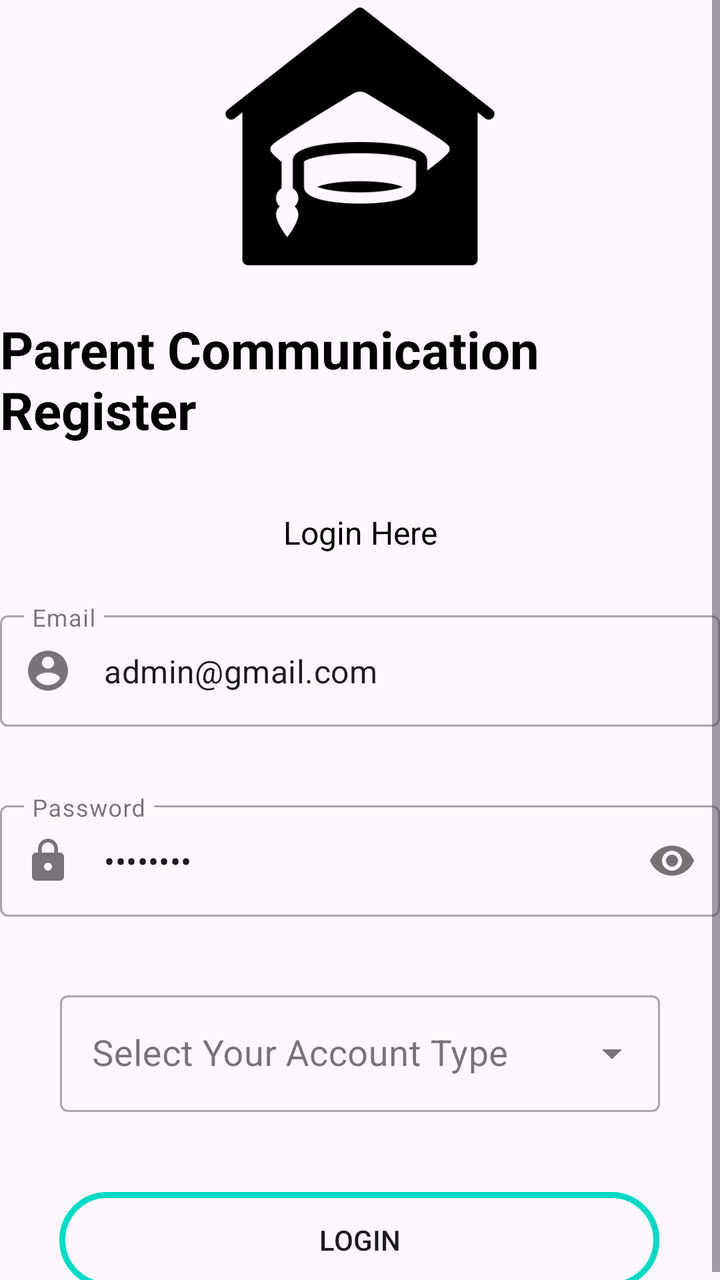
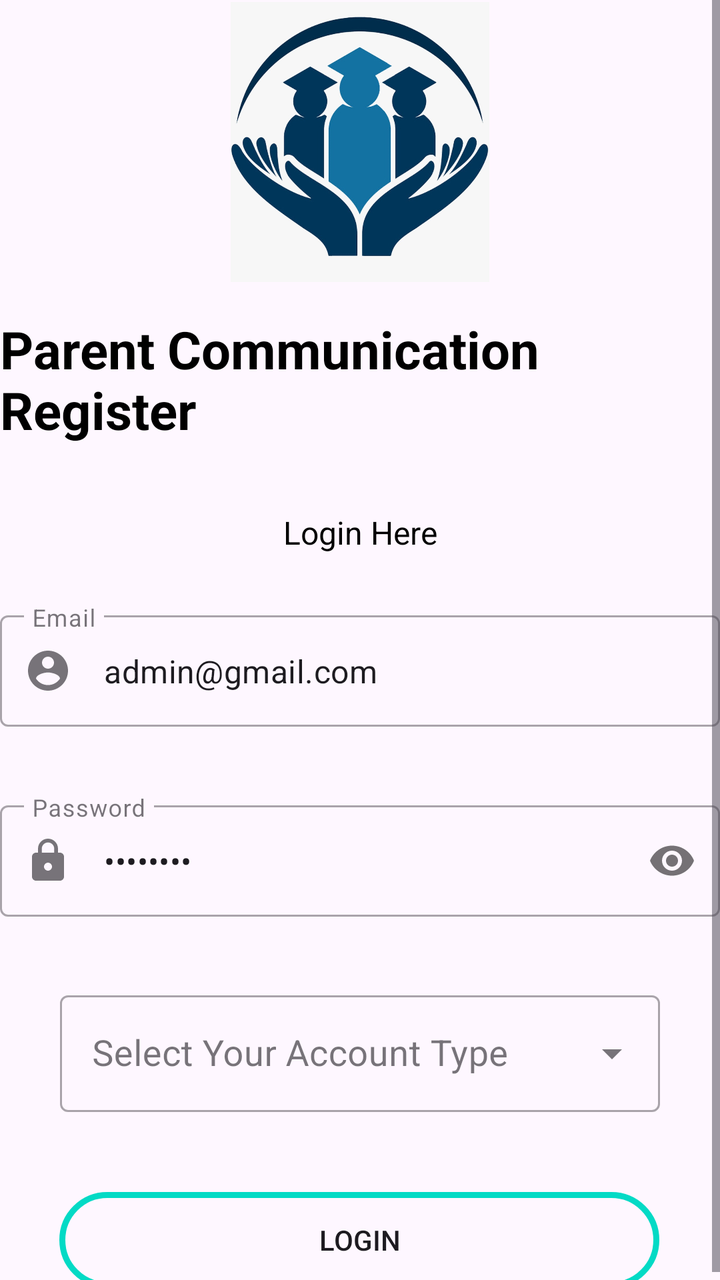

An Android layout rendered at two revisions. The XML below is the earlier revision; the diff shows what the commit changed to produce the second picture.
<!-- AndroidManifest.xml: application theme Theme.PCR -->
<!-- res/layout/activity_login_activity.xml -->
<?xml version="1.0" encoding="utf-8"?>
<ScrollView xmlns:android="http://schemas.android.com/apk/res/android"
    android:layout_width="match_parent"
    android:layout_height="match_parent">

    <androidx.constraintlayout.widget.ConstraintLayout xmlns:android="http://schemas.android.com/apk/res/android"
        xmlns:app="http://schemas.android.com/apk/res-auto"
        xmlns:tools="http://schemas.android.com/tools"
        android:layout_width="match_parent"
        android:layout_height="match_parent"
        android:gravity="center"
        tools:context=".Login_activity">

        <ImageView
            android:id="@+id/imageView2"
            android:layout_width="match_parent"
            android:layout_height="140dp"
            android:layout_alignParentTop="true"
            android:src="@drawable/studentcenter"
            app:layout_constraintBottom_toBottomOf="parent"
            app:layout_constraintEnd_toEndOf="parent"
            app:layout_constraintHorizontal_bias="0.0"
            app:layout_constraintStart_toStartOf="parent"
            app:layout_constraintTop_toTopOf="parent"
            app:layout_constraintVertical_bias="0.002" />

        <TextView
            android:id="@+id/title"
            android:layout_width="wrap_content"
            android:layout_height="wrap_content"
            android:layout_below="@+id/imageView2"
            android:layout_marginTop="16dp"
            android:text="@string/title_home"
            android:textColor="@color/black"
            android:textSize="26dp"
            android:textStyle="bold"
            app:layout_constraintBottom_toBottomOf="parent"
            app:layout_constraintEnd_toEndOf="parent"
            app:layout_constraintStart_toStartOf="parent"
            app:layout_constraintTop_toBottomOf="@+id/imageView2"
            app:layout_constraintVertical_bias="0.0" />

        <TextView
            android:id="@+id/title2"
            android:layout_width="wrap_content"
            android:layout_height="wrap_content"
            android:layout_below="@+id/imageView2"
            android:layout_marginTop="33dp"
            android:text="Login Here"
            android:textColor="@color/black"
            android:textSize="16dp"
            app:layout_constraintBottom_toBottomOf="parent"
            app:layout_constraintEnd_toEndOf="parent"
            app:layout_constraintStart_toStartOf="parent"
            app:layout_constraintTop_toBottomOf="@+id/title"
            app:layout_constraintVertical_bias="0.0" />

        <com.google.android.material.textfield.TextInputLayout
            android:id="@+id/email_l"
            style="@style/Widget.MaterialComponents.TextInputLayout.OutlinedBox"
            android:layout_width="match_parent"
            android:layout_height="wrap_content"
            android:layout_marginTop="80dp"
            android:hint="Email"
            app:layout_constraintEnd_toEndOf="parent"
            app:layout_constraintStart_toStartOf="parent"
            app:layout_constraintTop_toBottomOf="@+id/title"
            app:startIconDrawable="@drawable/ic_user">

            <com.google.android.material.textfield.TextInputEditText
                android:id="@+id/email"
                android:layout_width="match_parent"
                android:layout_height="wrap_content"
                android:inputType="textWebEmailAddress"
                android:text="admin@gmail.com" />
        </com.google.android.material.textfield.TextInputLayout>


        <com.google.android.material.textfield.TextInputLayout
            android:id="@+id/password_l"
            style="@style/Widget.MaterialComponents.TextInputLayout.OutlinedBox"
            android:layout_width="match_parent"
            android:layout_height="wrap_content"
            android:layout_marginTop="34dp"
            android:hint="Password"

            app:layout_constraintEnd_toEndOf="parent"
            app:layout_constraintStart_toStartOf="parent"
            app:layout_constraintTop_toBottomOf="@+id/email_l"
            app:passwordToggleEnabled="true"
            app:startIconDrawable="@drawable/ic_baseline_lock_24">

            <com.google.android.material.textfield.TextInputEditText
                android:id="@+id/password"
                android:layout_width="match_parent"
                android:layout_height="wrap_content"
                android:inputType="textPassword"
                android:text="admin123" />

        </com.google.android.material.textfield.TextInputLayout>

        <com.google.android.material.textfield.TextInputLayout
            android:id="@+id/class_layout"
            style="@style/Widget.MaterialComponents.TextInputLayout.OutlinedBox.ExposedDropdownMenu"
            android:layout_width="300dp"
            android:layout_height="wrap_content"
            android:layout_marginTop="34dp"
            android:clickable="true"
            android:hint="Select Your Account Type"
            app:layout_constraintEnd_toEndOf="parent"
            app:layout_constraintStart_toStartOf="parent"
            app:layout_constraintTop_toBottomOf="@+id/password_l">

            <AutoCompleteTextView
                android:id="@+id/class_tv"
                android:layout_width="match_parent"
                android:layout_height="wrap_content"
                android:clickable="true"
                android:inputType="none"
                android:textSize="18sp" />

        </com.google.android.material.textfield.TextInputLayout>

        <androidx.appcompat.widget.AppCompatButton
            android:id="@+id/btn_login"
            android:layout_width="300dp"
            android:layout_height="wrap_content"
            android:layout_marginTop="40dp"
            android:background="@drawable/custom_btn"
            android:onClick="login_onclick"
            android:text="Login"
            app:layout_constraintBottom_toBottomOf="parent"
            app:layout_constraintEnd_toEndOf="parent"
            app:layout_constraintHorizontal_bias="0.494"
            app:layout_constraintStart_toStartOf="parent"
            app:layout_constraintTop_toBottomOf="@+id/class_layout"
            app:layout_constraintVertical_bias="0.536" />


    </androidx.constraintlayout.widget.ConstraintLayout>
</ScrollView>
<!-- resources referenced by this layout -->
<resources>
  <color name="black">#FF000000</color>
  <!-- drawable custom_btn (drawable) -->
  <?xml version="1.0" encoding="utf-8"?>
  <ripple xmlns:android="http://schemas.android.com/apk/res/android"
      android:color="#036363"
      >
      <item>
          <shape>
      <stroke
          android:width="3dp"
          android:color="@color/colorAccent" />
      <corners android:radius="50dp" />
          </shape>
      </item>
  </ripple>
  <!-- drawable ic_baseline_lock_24 (drawable) -->
  <vector xmlns:android="http://schemas.android.com/apk/res/android"
      android:width="24dp"
      android:height="24dp"
      android:viewportWidth="24"
      android:viewportHeight="24"
      android:tint="?attr/colorControlNormal">
    <path
        android:fillColor="@android:color/white"
        android:pathData="M18,8h-1L17,6c0,-2.76 -2.24,-5 -5,-5S7,3.24 7,6v2L6,8c-1.1,0 -2,0.9 -2,2v10c0,1.1 0.9,2 2,2h12c1.1,0 2,-0.9 2,-2L20,10c0,-1.1 -0.9,-2 -2,-2zM12,17c-1.1,0 -2,-0.9 -2,-2s0.9,-2 2,-2 2,0.9 2,2 -0.9,2 -2,2zM15.1,8L8.9,8L8.9,6c0,-1.71 1.39,-3.1 3.1,-3.1 1.71,0 3.1,1.39 3.1,3.1v2z"/>
  </vector>
  <!-- drawable ic_user (drawable) -->
  <vector xmlns:android="http://schemas.android.com/apk/res/android"
      android:width="24dp"
      android:height="24dp"
      android:viewportWidth="24"
      android:viewportHeight="24"
      android:tint="?attr/colorControlNormal">
    <path
        android:fillColor="@android:color/white"
        android:pathData="M12,2C6.48,2 2,6.48 2,12s4.48,10 10,10 10,-4.48 10,-10S17.52,2 12,2zM12,5c1.66,0 3,1.34 3,3s-1.34,3 -3,3 -3,-1.34 -3,-3 1.34,-3 3,-3zM12,19.2c-2.5,0 -4.71,-1.28 -6,-3.22 0.03,-1.99 4,-3.08 6,-3.08 1.99,0 5.97,1.09 6,3.08 -1.29,1.94 -3.5,3.22 -6,3.22z"/>
  </vector>
  <!-- drawable studentcenter: jpg bitmap (drawable, 10317 bytes) -->
  <string name="title_home">Parent Communication Register</string>
  <style name="Theme.PCR" parent="Base.Theme.TestTheme" />
  <color name="colorAccent">#03DAC5</color>
  <style name="Base.Theme.TestTheme" parent="Theme.Material3.DayNight.NoActionBar">
          
          
      </style>
</resources>

<!-- the commit's change to res/layout/activity_login_activity.xml (unified diff, before → after) -->
@@ -16,7 +16,7 @@
             android:layout_width="match_parent"
             android:layout_height="140dp"
             android:layout_alignParentTop="true"
-            android:src="@drawable/studentcenter"
+            android:src="@drawable/logo"
             app:layout_constraintBottom_toBottomOf="parent"
             app:layout_constraintEnd_toEndOf="parent"
             app:layout_constraintHorizontal_bias="0.0"
<!-- resource entries referenced after the edit -->
@@ -37,7 +37,7 @@
         android:fillColor="@android:color/white"
         android:pathData="M12,2C6.48,2 2,6.48 2,12s4.48,10 10,10 10,-4.48 10,-10S17.52,2 12,2zM12,5c1.66,0 3,1.34 3,3s-1.34,3 -3,3 -3,-1.34 -3,-3 1.34,-3 3,-3zM12,19.2c-2.5,0 -4.71,-1.28 -6,-3.22 0.03,-1.99 4,-3.08 6,-3.08 1.99,0 5.97,1.09 6,3.08 -1.29,1.94 -3.5,3.22 -6,3.22z"/>
   </vector>
-  <!-- drawable studentcenter: jpg bitmap (drawable, 10317 bytes) -->
+  <!-- drawable logo: jpeg bitmap (drawable, 91980 bytes) -->
   <string name="title_home">Parent Communication Register</string>
   <style name="Theme.PCR" parent="Base.Theme.TestTheme" />
   <color name="colorAccent">#03DAC5</color>
